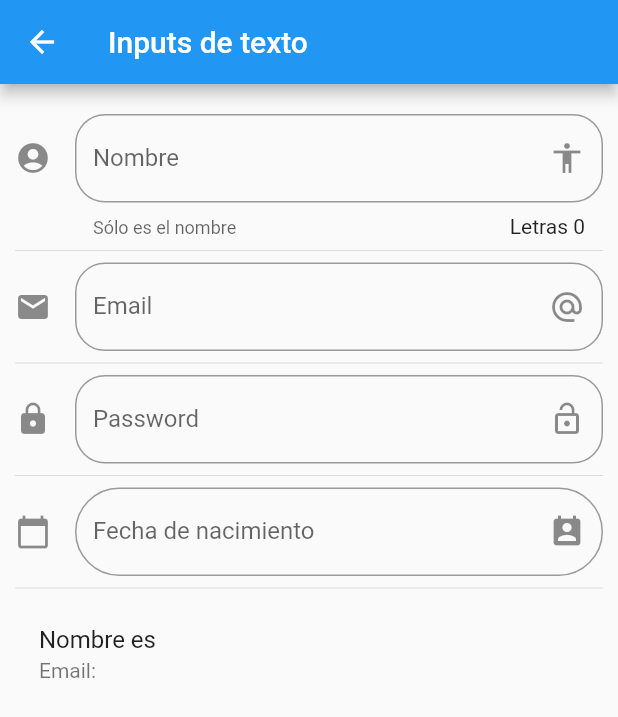
After one commit to powerangelito/flutter-componentes, a Flutter app: the InputPage screen opened by its route, on a phone screen of 412 x 824 dp. The commit adds this screen. Shown: the top 717 px of the screen. Run offline on Flutter 3.47's test engine with Material 2 defaults, Android fonts, the light colour scheme and no system bars.

Commit message:
DataPicket

```diff
--- a/data/menu_opts.json
+++ b/data/menu_opts.json
@@ -20,6 +20,11 @@
             "ruta" : "animatedContainer",
             "icon" : "donut_large",
             "texto": "Animated Container"
+        },
+        {
+            "ruta" : "inputs",
+            "icon" : "input",
+            "texto": "Inputs"
         }
     ]
 }
--- /dev/null
+++ b/lib/src/pages/input_page.dart
@@ -0,0 +1,135 @@
+import 'package:flutter/material.dart';
+
+class InputPage extends StatefulWidget {
+  InputPage({Key? key}) : super(key: key);
+
+  @override
+  _InputPageState createState() => _InputPageState();
+}
+
+class _InputPageState extends State<InputPage> {
+  String _nombre = '';
+  String _email = '';
+  String _password = '';
+  String _fecha = '';
+
+  TextEditingController _inputFieldDateController = new TextEditingController();
+  // String _password = '';
+  @override
+  Widget build(BuildContext context) {
+    return Scaffold(
+      appBar: AppBar(
+        title: Text("Inputs de texto"),
+      ),
+      body: ListView(
+        padding: EdgeInsets.symmetric(horizontal: 10.0, vertical: 20.0),
+        children: [
+          _crearInput(),
+          Divider(),
+          _crearEmail(),
+          Divider(),
+          _crearPassword(),
+          Divider(),
+          _crearFecha(context),
+          Divider(),
+          _crearPersona(),
+        ],
+      ),
+    );
+  }
+
+  Widget _crearInput() {
+    return TextField(
+      // autofocus: true,
+      textCapitalization: TextCapitalization.sentences,
+      decoration: InputDecoration(
+        border: OutlineInputBorder(borderRadius: BorderRadius.circular(20.0)),
+        counter: Text("Letras ${_nombre.length}"),
+        hintText: 'Nombre de la persona',
+        labelText: 'Nombre',
+        helperText: 'Sólo es el nombre',
+        suffixIcon: Icon(Icons.accessibility),
+        icon: Icon(Icons.account_circle),
+      ),
+      onChanged: (valor) {
+        setState(() {
+          _nombre = valor;
+        });
+      },
+    );
+  }
+
+  Widget _crearPersona() {
+    return ListTile(
+      title: Text('Nombre es $_nombre'),
+      subtitle: Text('Email: $_email'),
+      // subtitle: Text('Password: $_password'),
+    );
+  }
+
+  Widget _crearEmail() {
+    return TextField(
+      keyboardType: TextInputType.emailAddress,
+      decoration: InputDecoration(
+        border: OutlineInputBorder(borderRadius: BorderRadius.circular(20.0)),
+        hintText: 'Email',
+        labelText: 'Email',
+        suffixIcon: Icon(Icons.alternate_email),
+        icon: Icon(Icons.email),
+      ),
+      onChanged: (valor) => setState(() {
+        _email = valor;
+      }),
+    );
+  }
+
+  Widget _crearPassword() {
+    return TextField(
+      obscureText: true,
+      decoration: InputDecoration(
+        border: OutlineInputBorder(borderRadius: BorderRadius.circular(20.0)),
+        hintText: 'Password',
+        labelText: 'Password',
+        suffixIcon: Icon(Icons.lock_open),
+        icon: Icon(Icons.lock),
+      ),
+      onChanged: (valor) => setState(() {
+        _password = valor;
+      }),
+    );
+  }
+
+  Widget _crearFecha(BuildContext context) {
+    return TextField(
+      enableInteractiveSelection: false,
+      controller: _inputFieldDateController,
+      decoration: InputDecoration(
+        border: OutlineInputBorder(borderRadius: BorderRadius.circular(200)),
+        hintText: 'Fecha de nacimiento',
+        labelText: 'Fecha de nacimiento',
+        suffixIcon: Icon(Icons.perm_contact_calendar),
+        icon: Icon(Icons.calendar_today),
+      ),
+      onTap: () {
+        FocusScope.of(context).requestFocus(new FocusNode());
+        _selectDate(context);
+      },
+    );
+  }
+
+  _selectDate(BuildContext context) async {
+    DateTime? picked = await showDatePicker(
+      context: context,
+      initialDate: new DateTime.now(),
+      firstDate: new DateTime(2018),
+      lastDate: new DateTime(2025),
+    );
+
+    if (picked != null) {
+      setState(() {
+        _fecha = picked.toString();
+        _inputFieldDateController.text = _fecha;
+      });
+    }
+  }
+}
--- a/lib/src/routes/routes.dart
+++ b/lib/src/routes/routes.dart
@@ -5,6 +5,7 @@ import 'package:componentes/src/pages/avatar_page.dart';
 import 'package:componentes/src/pages/home_page.dart';
 import 'package:componentes/src/pages/card_page.dart';
 import 'package:componentes/src/pages/animated_container_page.dart';
+import 'package:componentes/src/pages/input_page.dart';
 
 Map<String, WidgetBuilder> getApplicationRoutes() {
   return <String, WidgetBuilder>{
@@ -12,6 +13,7 @@ Map<String, WidgetBuilder> getApplicationRoutes() {
     'alert': (BuildContext context) => AlertPage(),
     'avatar': (BuildContext context) => AvatarPage(),
     'card': (BuildContext context) => CardPage(),
-    'animatedContainer': (BuildContext context) => AnimatedContainerPage()
+    'animatedContainer': (BuildContext context) => AnimatedContainerPage(),
+    'inputs': (BuildContext context) => InputPage()
   };
 }
--- a/lib/src/utils/icono_string_util.dart
+++ b/lib/src/utils/icono_string_util.dart
@@ -4,7 +4,8 @@ final _icons = <String, IconData>{
   'add_alert': Icons.add_alert,
   'accessibility': Icons.accessibility,
   'folder_open': Icons.folder_open,
-  'donut_large': Icons.donut_large
+  'donut_large': Icons.donut_large,
+  'input': Icons.input
 };
 
 Icon getIcon(String nombreIcono) {
```
Also changed, not shown: pubspec.lock.
